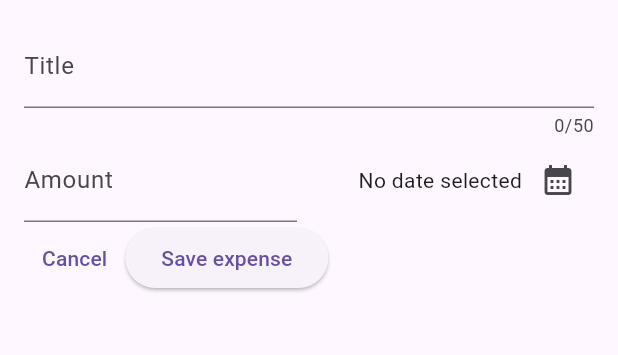
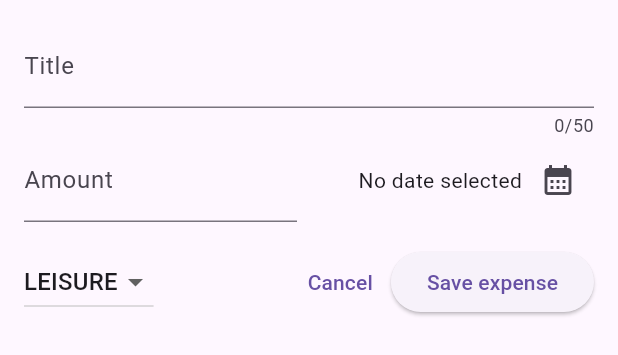
Before and after one commit to gustawx/expense-tracker, a Flutter app: the NewExpense widget shown alone on an empty page, opened directly, on a phone screen of 412 x 824 dp. Shown: the top 355 px of the screen. Run offline on Flutter 3.47's test engine with Material 2 defaults, Android fonts, the phone set to English and light mode, and no system bars.

Commit message:
feat(new_expense.dart): add category selection dropdown to new expense form This allows users to categorize their expenses, improving data organization and enabling more detailed expense tracking.

```diff
--- a/lib/widgets/new_expense.dart
+++ b/lib/widgets/new_expense.dart
@@ -18,6 +18,7 @@ class _NewExpenseState extends State<NewExpense> {
   final _titleCOntroller = TextEditingController();
   final _amountController = TextEditingController();
   DateTime? _selectedDate;
+  Category _selectedCategory = Category.leisure;
 
   void _presentDatePicker() async {
     final now = DateTime.now();
@@ -81,13 +82,35 @@ class _NewExpenseState extends State<NewExpense> {
                   IconButton(
                     onPressed: _presentDatePicker,
                     icon: const Icon(Icons.calendar_month),
-                  )
+                  ),
                 ],
               ))
             ],
           ),
+          const SizedBox(
+            height: 16,
+          ),
           Row(
             children: [
+              DropdownButton(
+                  value: _selectedCategory,
+                  items: Category.values
+                      .map(
+                        (category) => DropdownMenuItem(
+                          value: category,
+                          child: Text(
+                            category.name.toUpperCase(),
+                          ),
+                        ),
+                      )
+                      .toList(),
+                  onChanged: (value) {
+                    setState(() {
+                      if (value == null) return;
+                      _selectedCategory = value;
+                    });
+                  }),
+              const Spacer(),
               TextButton(
                   onPressed: () {
                     Navigator.pop(context);
```
